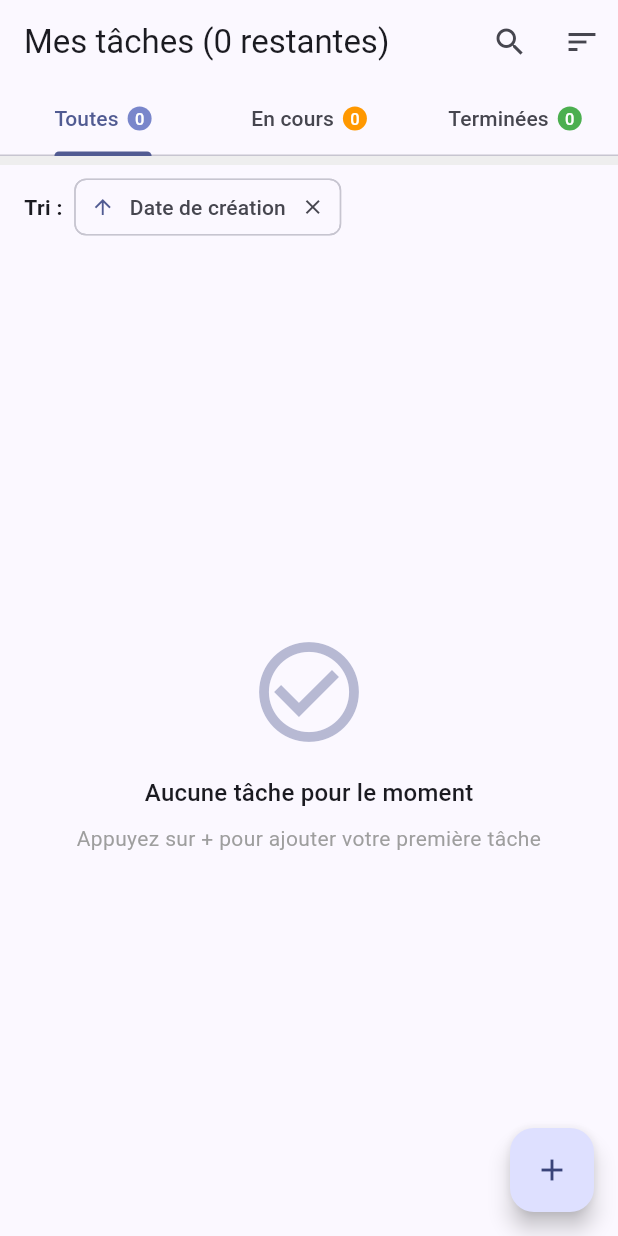
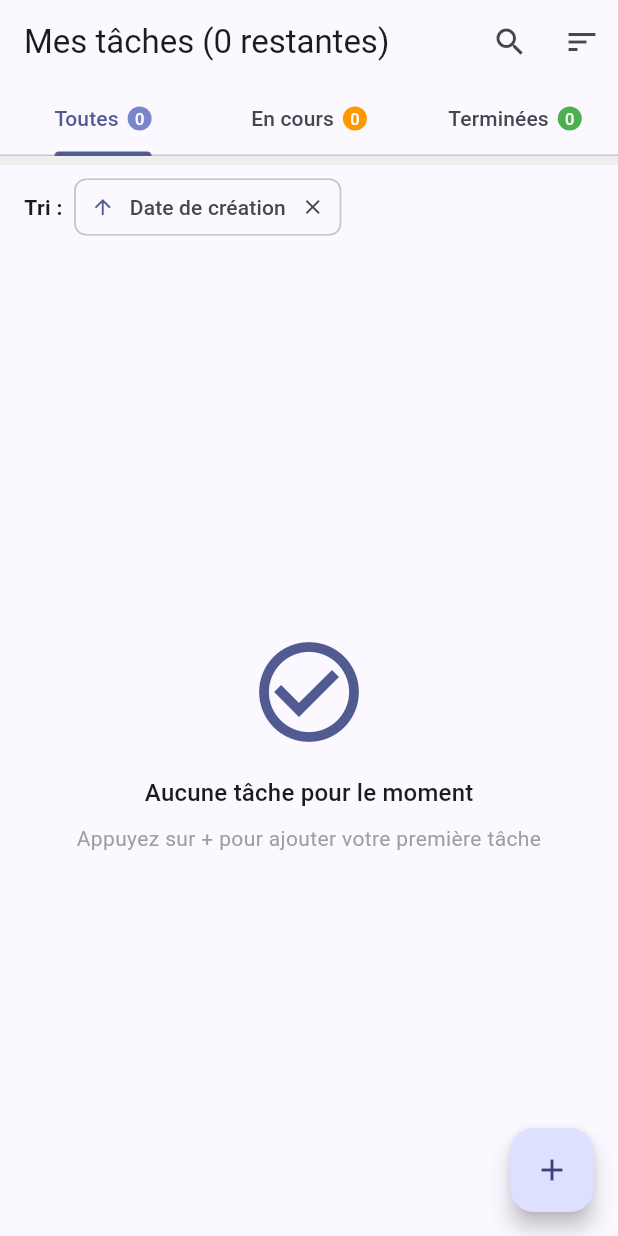
Before and after one commit to SpenaLeloup/task-manager, a Flutter app: the screen it shows after launch, on a phone screen of 412 x 824 dp. Run offline on Flutter 3.47's test engine with Material 3 defaults, Android fonts, the phone set to English and light mode, and no system bars; our stand-ins replace sqflite; accounts and stored records are empty.

Commit message:
correction de petite erreur apres utilisation du flutter analyze

```diff
--- a/lib/models/task.dart
+++ b/lib/models/task.dart
@@ -1,5 +1,3 @@
-import 'dart:convert';
-
 enum Priority { low, normal, high }
 
 enum TaskFilter { all, active, completed }
@@ -23,7 +21,7 @@ class Task {
     this.priority = Priority.normal,
     int? createdAt,
     this.dueDate,
-  }) : this.createdAt = createdAt ?? DateTime.now().millisecondsSinceEpoch;
+  }) : createdAt = createdAt ?? DateTime.now().millisecondsSinceEpoch;
 
   Map<String, dynamic> toJson() {
     return {
--- a/lib/widgets/empty_state.dart
+++ b/lib/widgets/empty_state.dart
@@ -12,7 +12,8 @@ class EmptyState extends StatelessWidget {
           Icon(
             Icons.check_circle_outline,
             size: 80,
-            color: Theme.of(context).colorScheme.primary.withOpacity(0.4),
+            color: Theme.of(context).colorScheme.primary
+              ..withValues(alpha: 0.4),
           ),
           const SizedBox(height: 16),
           Text(
--- a/lib/widgets/task_tile.dart
+++ b/lib/widgets/task_tile.dart
@@ -47,7 +47,7 @@ class TaskTile extends StatelessWidget {
     return Chip(
       label: Text(label, style: TextStyle(fontSize: 11, color: color)),
       avatar: Icon(Icons.flag, size: 14, color: color),
-      backgroundColor: color.withOpacity(0.1),
+      backgroundColor: color.withValues(alpha: 0.1),
       side: BorderSide.none,
       padding: EdgeInsets.zero,
       materialTapTargetSize: MaterialTapTargetSize.shrinkWrap,
```
Also changed, not shown: lib/screens/add_task_screen.dart (+4 -4 lines).
